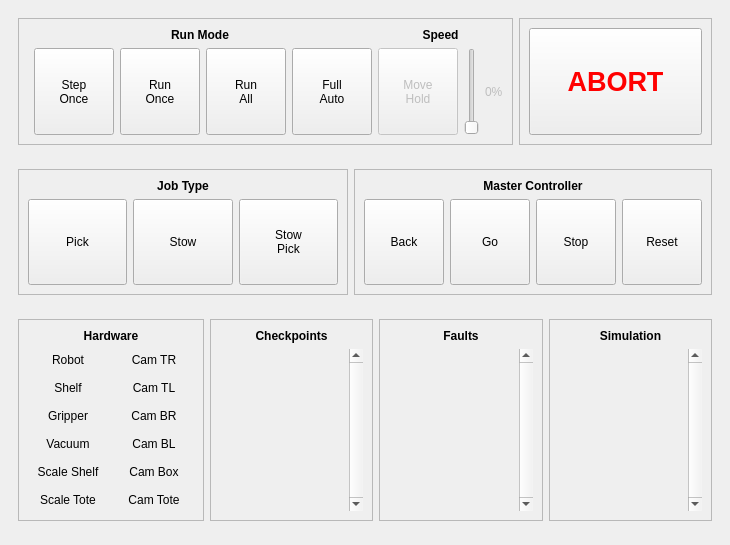
Before: the Qt Designer form src/master/ui/front_panel.ui in branchvincent/arc-reactor, drawn with Qt 5.
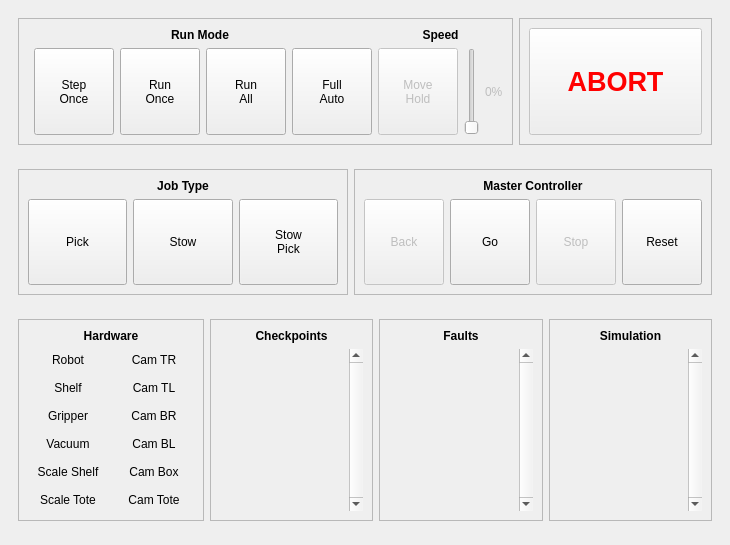
After: the same form once the commit is applied. Icons and pictures are not drawn.

Commit message: disable non-functional buttons on the UI

The edit to the form file:
```diff
--- a/src/master/ui/front_panel.ui
+++ b/src/master/ui/front_panel.ui
@@ -772,6 +772,9 @@
              </property>
              <item>
               <widget class="QPushButton" name="abortButton">
+               <property name="enabled">
+                <bool>false</bool>
+               </property>
                <property name="sizePolicy">
                 <sizepolicy hsizetype="Minimum" vsizetype="Preferred">
                  <horstretch>0</horstretch>
@@ -1083,6 +1086,9 @@
          <layout class="QGridLayout" name="gridLayout_3">
           <item row="1" column="3">
            <widget class="QPushButton" name="mc_stop">
+            <property name="enabled">
+             <bool>false</bool>
+            </property>
             <property name="sizePolicy">
              <sizepolicy hsizetype="Minimum" vsizetype="Expanding">
               <horstretch>0</horstretch>
@@ -1160,6 +1166,9 @@
           </item>
           <item row="1" column="1">
            <widget class="QPushButton" name="mc_back">
+            <property name="enabled">
+             <bool>false</bool>
+            </property>
             <property name="sizePolicy">
              <sizepolicy hsizetype="Minimum" vsizetype="Expanding">
               <horstretch>0</horstretch>
```
